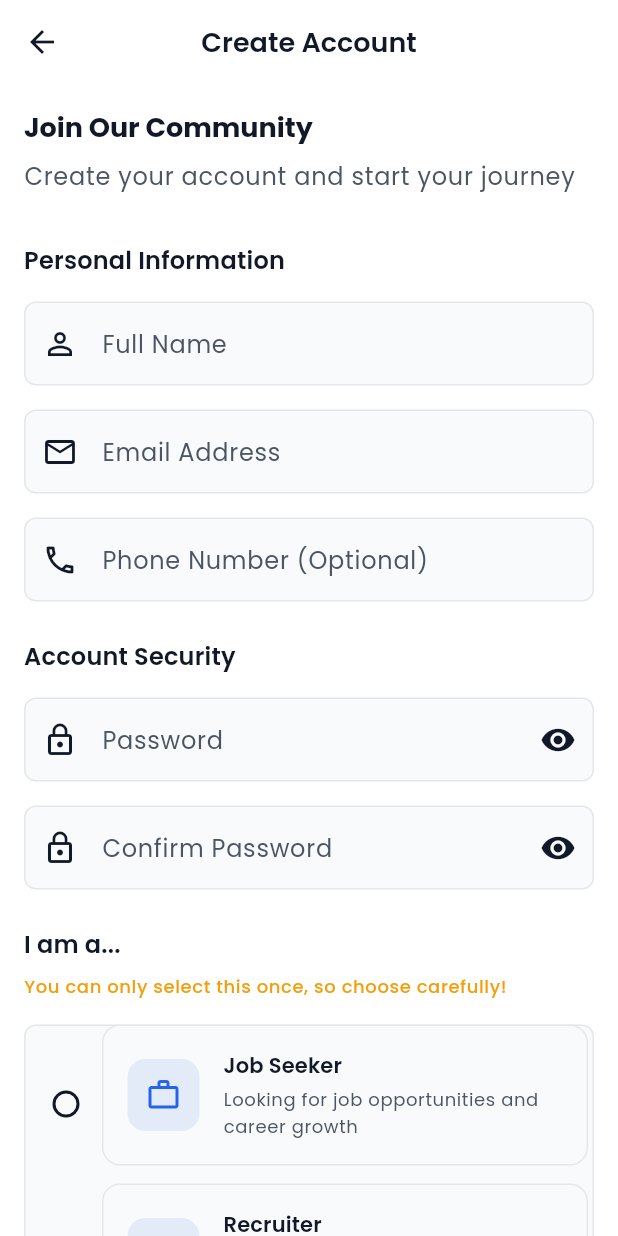
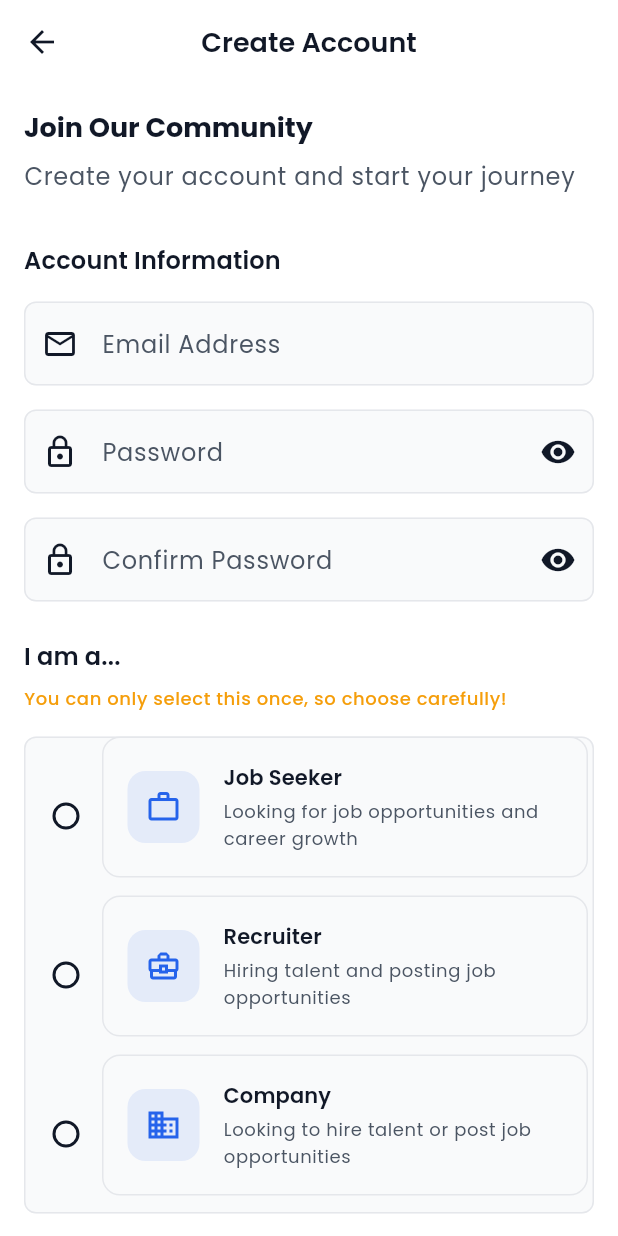
Before and after one commit to ajit432/Job-app-flutter, a Flutter app: the screen it shows after launch, after a tap on "Sign Up", on a phone screen of 412 x 824 dp. Run offline on Flutter 3.47's test engine with Material 3 defaults, Android fonts, the phone set to English and light mode, and no system bars; drawn by our look-alikes of flutter_form_builder; our stand-ins replace dio, equatable, flutter_bloc, form_builder_validators, hive_flutter, shared_preferences; accounts and stored records are empty.

Commit message:
fix the register and login and log out

```diff
--- a/lib/core/constants/app_constants.dart
+++ b/lib/core/constants/app_constants.dart
@@ -100,8 +100,9 @@ class AppConstants {
 }
 
 enum UserType {
-  jobSeeker,
+  job_seeker,
   recruiter,
+  companies,
 }
 
 enum PostType {
--- a/lib/main.dart
+++ b/lib/main.dart
@@ -8,6 +8,7 @@ import 'core/network/api_client.dart';
 import 'presentation/blocs/auth/auth_bloc.dart';
 import 'presentation/blocs/theme/theme_bloc.dart';
 import 'presentation/pages/auth/login_page.dart';
+import 'presentation/pages/auth/register_page.dart';
 import 'presentation/pages/home/home_page.dart';
 
 void main() async {
@@ -70,6 +71,7 @@ class JobPortalApp extends StatelessWidget {
             ),
             routes: {
               '/login': (context) => const LoginPage(),
+              '/register': (context) => const RegisterPage(),
               '/home': (context) => const HomePage(),
             },
           );
--- a/lib/presentation/blocs/auth/auth_event.dart
+++ b/lib/presentation/blocs/auth/auth_event.dart
@@ -41,16 +41,16 @@ class AuthLoginRequested extends AuthEvent {
 class AuthRegisterRequested extends AuthEvent {
   final String email;
   final String password;
-  final String? fullName;
+  final String profileType;
 
   const AuthRegisterRequested({
     required this.email,
     required this.password,
-    this.fullName,
+    required this.profileType,
   });
 
   @override
-  List<Object?> get props => [email, password, fullName];
+  List<Object?> get props => [email, password, profileType];
 }
 
 class AuthOtpSendRequested extends AuthEvent {
--- a/lib/presentation/blocs/profile/profile_state.dart
+++ b/lib/presentation/blocs/profile/profile_state.dart
@@ -57,7 +57,7 @@ class ProfileLoaded extends ProfileState {
   }
 
   bool get hasProfileType => user.profileType != null;
-  bool get isJobSeeker => user.profileType == UserType.jobSeeker;
+  bool get isJobSeeker => user.profileType == UserType.job_seeker;
   bool get isRecruiter => user.profileType == UserType.recruiter;
   bool get hasCompleteProfile =>
       user.profile?.fullName != null &&
--- a/lib/presentation/pages/auth/register_page.dart
+++ b/lib/presentation/pages/auth/register_page.dart
@@ -38,14 +38,16 @@ class _RegisterPageState extends State<RegisterPage> {
                   backgroundColor: AppColors.error,
                 ),
               );
-            } else if (state is AuthAuthenticated) {
+            } else if (state is AuthRegistered) {
+              // Show success message and redirect to login page
               ScaffoldMessenger.of(context).showSnackBar(
                 const SnackBar(
-                  content: Text('Registration successful!'),
+                  content: Text('Registration successful! Please login to continue.'),
                   backgroundColor: AppColors.success,
                 ),
               );
-              Navigator.of(context).pushReplacementNamed('/home');
+              // Navigate to login page instead of home page
+              Navigator.of(context).pushReplacementNamed('/login');
             }
           },
           child: ResponsiveLayout(
@@ -97,8 +99,6 @@ class _RegisterPageState extends State<RegisterPage> {
         children: [
           _buildHeader(),
           const SizedBox(height: 32),
-          _buildPersonalInfoSection(),
-          const SizedBox(height: 24),
           _buildAccountInfoSection(),
           const SizedBox(height: 24),
           _buildUserTypeSelection(),
@@ -106,6 +106,8 @@ class _RegisterPageState extends State<RegisterPage> {
           _buildSubmitButton(),
           const SizedBox(height: 24),
           _buildAlternativeRegistration(),
+          const SizedBox(height: 24),
+          _buildLoginLink(),
         ],
       ),
     );
@@ -132,30 +134,15 @@ class _RegisterPageState extends State<RegisterPage> {
     );
   }
 
-  Widget _buildPersonalInfoSection() {
+  Widget _buildAccountInfoSection() {
     return Column(
       crossAxisAlignment: CrossAxisAlignment.start,
       children: [
         Text(
-          'Personal Information',
+          'Account Information',
           style: Theme.of(context).textTheme.titleMedium?.copyWith(
             fontWeight: FontWeight.w600,
           ),
-        ),
-        const SizedBox(height: 16),
-        FormBuilderTextField(
-          name: 'fullName',
-          decoration: const InputDecoration(
-            labelText: 'Full Name',
-            hintText: 'Enter your full name',
-            prefixIcon: Icon(Icons.person_outline),
-          ),
-          validator: FormBuilderValidators.compose([
-            FormBuilderValidators.required(),
-            FormBuilderValidators.minLength(2),
-          ]),
-          textInputAction: TextInputAction.next,
-          textCapitalization: TextCapitalization.words,
         ),
         const SizedBox(height: 16),
         FormBuilderTextField(
@@ -171,34 +158,6 @@ class _RegisterPageState extends State<RegisterPage> {
           ]),
           keyboardType: TextInputType.emailAddress,
           textInputAction: TextInputAction.next,
-        ),
-        const SizedBox(height: 16),
-        FormBuilderTextField(
-          name: 'phone',
-          decoration: const InputDecoration(
-            labelText: 'Phone Number (Optional)',
-            hintText: 'Enter your phone number',
-            prefixIcon: Icon(Icons.phone_outlined),
-          ),
-          validator: FormBuilderValidators.compose([
-            FormBuilderValidators.phoneNumber(),
-          ]),
-          keyboardType: TextInputType.phone,
-          textInputAction: TextInputAction.next,
-        ),
-      ],
-    );
-  }
-
-  Widget _buildAccountInfoSection() {
-    return Column(
-      crossAxisAlignment: CrossAxisAlignment.start,
-      children: [
-        Text(
-          'Account Security',
-          style: Theme.of(context).textTheme.titleMedium?.copyWith(
-            fontWeight: FontWeight.w600,
-          ),
         ),
         const SizedBox(height: 16),
         FormBuilderTextField(
@@ -289,12 +248,12 @@ class _RegisterPageState extends State<RegisterPage> {
           validator: FormBuilderValidators.required(),
           options: [
             FormBuilderFieldOption(
-              value: UserType.jobSeeker,
+              value: UserType.job_seeker,
               child: _buildUserTypeCard(
                 title: 'Job Seeker',
                 description: 'Looking for job opportunities and career growth',
                 icon: Icons.work_outline,
-                userType: UserType.jobSeeker,
+                userType: UserType.job_seeker,
               ),
             ),
             FormBuilderFieldOption(
@@ -304,6 +263,15 @@ class _RegisterPageState extends State<RegisterPage> {
                 description: 'Hiring talent and posting job opportunities',
                 icon: Icons.business_center_outlined,
                 userType: UserType.recruiter,
+              ),
+            ),
+            FormBuilderFieldOption(
+              value: UserType.companies,
+              child: _buildUserTypeCard(
+                title: 'Company',
+                description: 'Looking to hire talent or post job opportunities',
+                icon: Icons.business_outlined,
+                userType: UserType.companies,
               ),
             ),
           ],
@@ -332,7 +300,7 @@ class _RegisterPageState extends State<RegisterPage> {
             width: 48,
             height: 48,
             decoration: BoxDecoration(
-              color: AppColors.primary.withOpacity(0.1),
+              color: AppColors.primary.withValues(alpha: 0.1),
               borderRadius: BorderRadius.circular(12),
             ),
             child: Icon(
@@ -403,14 +371,45 @@ class _RegisterPageState extends State<RegisterPage> {
     );
   }
 
+  Widget _buildLoginLink() {
+    return TextButton(
+      onPressed: () {
+        Navigator.of(context).pushReplacementNamed('/login');
+      },
+      child: Text(
+        'Already have an account? Login',
+        style: Theme.of(context).textTheme.bodySmall?.copyWith(
+          color: AppColors.primary,
+          fontWeight: FontWeight.w600,
+        ),
+      ),
+    );
+  }
+
   void _handleRegister() {
     if (_formKey.currentState?.saveAndValidate() ?? false) {
       final values = _formKey.currentState!.value;
+      final userType = values['userType'] as UserType;
+
+      // Convert enum to string value that matches database schema
+      String profileType;
+      switch (userType) {
+        case UserType.job_seeker:
+          profileType = 'job_seeker';
+          break;
+        case UserType.recruiter:
+          profileType = 'recruiter';
+          break;
+        case UserType.companies:
+          profileType = 'companies';
+          break;
+      }
+
       context.read<AuthBloc>().add(
         AuthRegisterRequested(
           email: values['email'],
           password: values['password'],
-          fullName: values['fullName'],
+          profileType: profileType,
         ),
       );
     }
--- a/lib/presentation/pages/profile/profile_setup_page.dart
+++ b/lib/presentation/pages/profile/profile_setup_page.dart
@@ -227,7 +227,7 @@ class _ProfileSetupPageState extends State<ProfileSetupPage> {
           ),
           const SizedBox(height: 32),
           _buildProfileTypeCard(
-            type: UserType.jobSeeker,
+            type: UserType.job_seeker,
             title: 'Job Seeker',
             subtitle: 'Looking for opportunities',
             description: 'Find your dream job, showcase your skills, and connect with top companies.',
@@ -443,7 +443,7 @@ class _ProfileSetupPageState extends State<ProfileSetupPage> {
           ),
           const SizedBox(height: 8),
           Text(
-            _selectedUserType == UserType.jobSeeker
+            _selectedUserType == UserType.job_seeker
                 ? 'Complete your job seeker profile.'
                 : 'Complete your recruiter profile.',
             style: theme.textTheme.bodyMedium?.copyWith(
@@ -451,7 +451,7 @@ class _ProfileSetupPageState extends State<ProfileSetupPage> {
             ),
           ),
           const SizedBox(height: 32),
-          if (_selectedUserType == UserType.jobSeeker) ...[
+          if (_selectedUserType == UserType.job_seeker) ...[
             FormBuilderTextField(
               name: 'preferredJobLocation',
               decoration: const InputDecoration(
```
Also changed, not shown: lib/data/models/auth_model.dart (+28 -2 lines), lib/data/models/user_model.dart (+32 -7 lines), lib/data/repositories/auth_repository.dart (+45 -7 lines), lib/presentation/blocs/auth/auth_bloc.dart (+5 -2 lines), lib/data/models/auth_model.g.dart, lib/data/models/user_model.g.dart.
